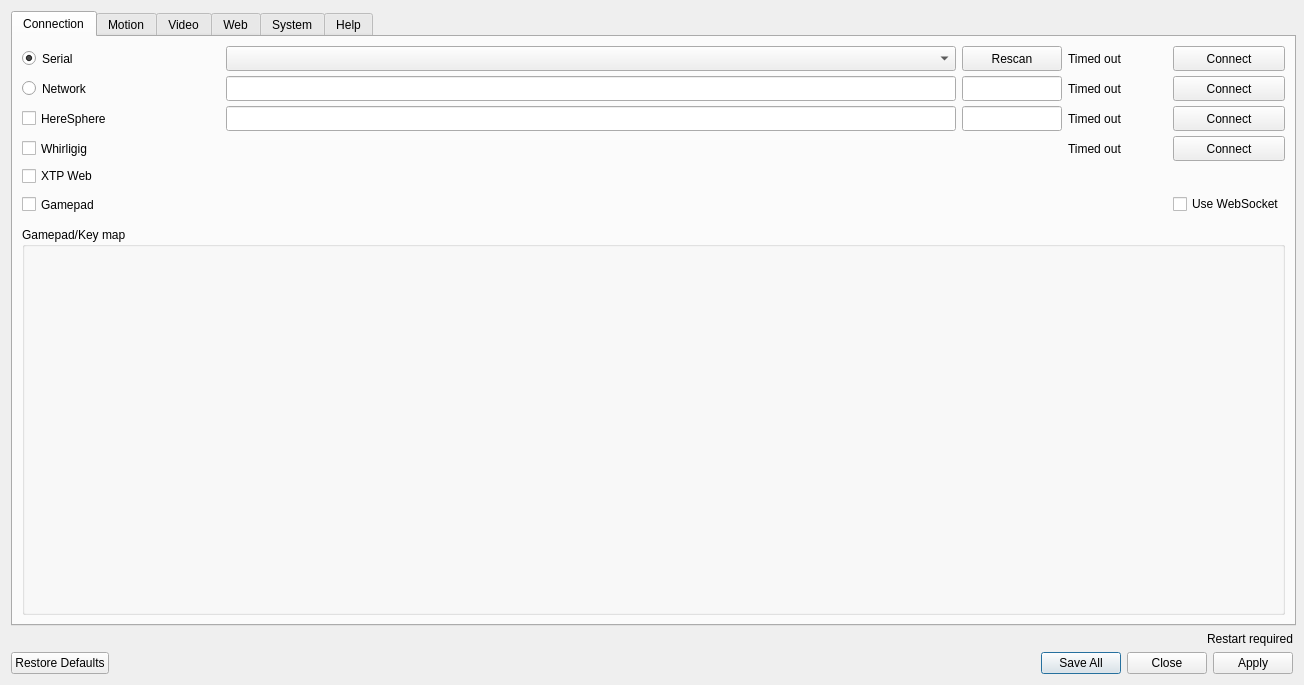
The window that src/settings.ui (jcfain/XTPlayer) describes before a commit, drawn with Qt 5.
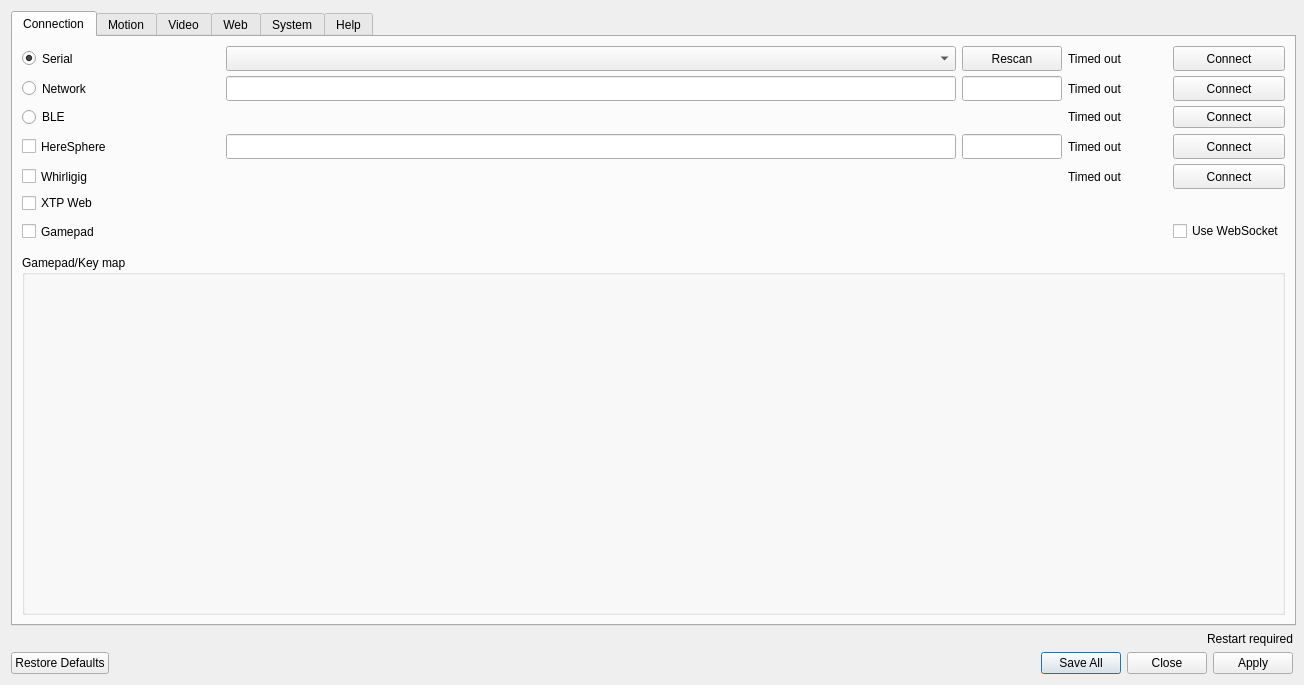
The same window after the commit. Icons and pictures are not drawn.

```diff
--- a/src/settings.ui
+++ b/src/settings.ui
@@ -119,35 +119,48 @@
         <enum>QFormLayout::ExpandingFieldsGrow</enum>
        </property>
        <item row="0" column="0" colspan="2">
-        <layout class="QGridLayout" name="ConnectionSettings" rowstretch="0,0,0,0,0,0" columnstretch="0,0,0,0,0,0,0,0,0,0,0,0,0">
+        <layout class="QGridLayout" name="ConnectionSettings" rowstretch="0,0,0,0,0,0,0" columnstretch="0,0,0,0,0,0,0,0,0,0,0,0,0">
          <property name="spacing">
           <number>6</number>
          </property>
-         <item row="4" column="3">
-          <widget class="QLabel" name="xtpWebStatuslbl">
+         <item row="0" column="12">
+          <widget class="QPushButton" name="serialConnectButton">
+           <property name="sizePolicy">
+            <sizepolicy hsizetype="Minimum" vsizetype="Fixed">
+             <horstretch>0</horstretch>
+             <verstretch>0</verstretch>
+            </sizepolicy>
+           </property>
+           <property name="minimumSize">
+            <size>
+             <width>0</width>
+             <height>25</height>
+            </size>
+           </property>
+           <property name="text">
+            <string>Connect</string>
+           </property>
+          </widget>
+         </item>
+         <item row="6" column="3" colspan="2">
+          <widget class="QLabel" name="gamepadStatusLbl">
            <property name="text">
             <string/>
            </property>
           </widget>
          </item>
-         <item row="2" column="0" colspan="2">
-          <widget class="QCheckBox" name="deoCheckbox">
+         <item row="6" column="12">
+          <widget class="QCheckBox" name="useWebSocketsCheckbox">
            <property name="enabled">
             <bool>true</bool>
            </property>
-           <property name="minimumSize">
-            <size>
-             <width>0</width>
-             <height>25</height>
-            </size>
-           </property>
            <property name="text">
-            <string>HereSphere</string>
+            <string>Use WebSocket</string>
            </property>
           </widget>
          </item>
-         <item row="3" column="0" colspan="2">
-          <widget class="QCheckBox" name="whirligigCheckBox">
+         <item row="1" column="12">
+          <widget class="QPushButton" name="networkConnectButton">
            <property name="minimumSize">
             <size>
              <width>0</width>
@@ -155,7 +168,7 @@
             </size>
            </property>
            <property name="text">
-            <string>Whirligig</string>
+            <string>Connect</string>
            </property>
           </widget>
          </item>
@@ -172,10 +185,10 @@
            </property>
           </widget>
          </item>
-         <item row="3" column="12">
-          <widget class="QPushButton" name="whirligigConnectButton">
+         <item row="3" column="3" colspan="7">
+          <widget class="QLineEdit" name="deoAddressTxt">
            <property name="sizePolicy">
-            <sizepolicy hsizetype="Minimum" vsizetype="Minimum">
+            <sizepolicy hsizetype="Expanding" vsizetype="Fixed">
              <horstretch>0</horstretch>
              <verstretch>0</verstretch>
             </sizepolicy>
@@ -186,12 +199,16 @@
              <height>25</height>
             </size>
            </property>
+          </widget>
+         </item>
+         <item row="5" column="3">
+          <widget class="QLabel" name="xtpWebStatuslbl">
            <property name="text">
-            <string>Connect</string>
+            <string/>
            </property>
           </widget>
          </item>
-         <item row="5" column="0" colspan="2">
+         <item row="6" column="0" colspan="2">
           <widget class="QCheckBox" name="gamePadCheckbox">
            <property name="minimumSize">
             <size>
@@ -204,10 +221,19 @@
            </property>
           </widget>
          </item>
-         <item row="5" column="3" colspan="2">
-          <widget class="QLabel" name="gamepadStatusLbl">
+         <item row="3" column="0" colspan="2">
+          <widget class="QCheckBox" name="deoCheckbox">
+           <property name="enabled">
+            <bool>true</bool>
+           </property>
+           <property name="minimumSize">
+            <size>
+             <width>0</width>
+             <height>25</height>
+            </size>
+           </property>
            <property name="text">
-            <string/>
+            <string>HereSphere</string>
            </property>
           </widget>
          </item>
@@ -227,97 +253,6 @@
            </property>
           </widget>
          </item>
-         <item row="2" column="12">
-          <widget class="QPushButton" name="deoConnectButton">
-           <property name="minimumSize">
-            <size>
-             <width>0</width>
-             <height>25</height>
-            </size>
-           </property>
-           <property name="text">
-            <string>Connect</string>
-           </property>
-          </widget>
-         </item>
-         <item row="3" column="11">
-          <widget class="QLabel" name="whirligigStatuslbl">
-           <property name="minimumSize">
-            <size>
-             <width>25</width>
-             <height>25</height>
-            </size>
-           </property>
-           <property name="text">
-            <string>Timed out</string>
-           </property>
-          </widget>
-         </item>
-         <item row="1" column="12">
-          <widget class="QPushButton" name="networkConnectButton">
-           <property name="minimumSize">
-            <size>
-             <width>0</width>
-             <height>25</height>
-            </size>
-           </property>
-           <property name="text">
-            <string>Connect</string>
-           </property>
-          </widget>
-         </item>
-         <item row="4" column="0" colspan="2">
-          <widget class="QCheckBox" name="xtpWebHandlerCheckbox">
-           <property name="text">
-            <string>XTP Web</string>
-           </property>
-          </widget>
-         </item>
-         <item row="1" column="11">
-          <widget class="QLabel" name="networkStatuslbl">
-           <property name="minimumSize">
-            <size>
-             <width>25</width>
-             <height>25</height>
-            </size>
-           </property>
-           <property name="text">
-            <string>Timed out</string>
-           </property>
-          </widget>
-         </item>
-         <item row="0" column="12">
-          <widget class="QPushButton" name="serialConnectButton">
-           <property name="sizePolicy">
-            <sizepolicy hsizetype="Minimum" vsizetype="Fixed">
-             <horstretch>0</horstretch>
-             <verstretch>0</verstretch>
-            </sizepolicy>
-           </property>
-           <property name="minimumSize">
-            <size>
-             <width>0</width>
-             <height>25</height>
-            </size>
-           </property>
-           <property name="text">
-            <string>Connect</string>
-           </property>
-          </widget>
-         </item>
-         <item row="2" column="11">
-          <widget class="QLabel" name="deoStatuslbl">
-           <property name="minimumSize">
-            <size>
-             <width>25</width>
-             <height>25</height>
-            </size>
-           </property>
-           <property name="text">
-            <string>Timed out</string>
-           </property>
-          </widget>
-         </item>
          <item row="0" column="0" colspan="2">
           <widget class="QRadioButton" name="serialOutputRdo">
            <property name="minimumSize">
@@ -334,23 +269,17 @@
            </property>
           </widget>
          </item>
-         <item row="2" column="10">
-          <widget class="QLineEdit" name="deoPortTxt">
+         <item row="1" column="3" colspan="7">
+          <widget class="QLineEdit" name="networkAddressTxt">
+           <property name="enabled">
+            <bool>true</bool>
+           </property>
            <property name="minimumSize">
             <size>
              <width>0</width>
              <height>25</height>
             </size>
            </property>
-           <property name="maximumSize">
-            <size>
-             <width>100</width>
-             <height>100</height>
-            </size>
-           </property>
-           <property name="maxLength">
-            <number>5</number>
-           </property>
           </widget>
          </item>
          <item row="1" column="10">
@@ -372,6 +301,64 @@
            </property>
           </widget>
          </item>
+         <item row="1" column="11">
+          <widget class="QLabel" name="networkStatuslbl">
+           <property name="minimumSize">
+            <size>
+             <width>25</width>
+             <height>25</height>
+            </size>
+           </property>
+           <property name="text">
+            <string>Timed out</string>
+           </property>
+          </widget>
+         </item>
+         <item row="4" column="12">
+          <widget class="QPushButton" name="whirligigConnectButton">
+           <property name="sizePolicy">
+            <sizepolicy hsizetype="Minimum" vsizetype="Minimum">
+             <horstretch>0</horstretch>
+             <verstretch>0</verstretch>
+            </sizepolicy>
+           </property>
+           <property name="minimumSize">
+            <size>
+             <width>0</width>
+             <height>25</height>
+            </size>
+           </property>
+           <property name="text">
+            <string>Connect</string>
+           </property>
+          </widget>
+         </item>
+         <item row="3" column="11">
+          <widget class="QLabel" name="deoStatuslbl">
+           <property name="minimumSize">
+            <size>
+             <width>25</width>
+             <height>25</height>
+            </size>
+           </property>
+           <property name="text">
+            <string>Timed out</string>
+           </property>
+          </widget>
+         </item>
+         <item row="4" column="11">
+          <widget class="QLabel" name="whirligigStatuslbl">
+           <property name="minimumSize">
+            <size>
+             <width>25</width>
+             <height>25</height>
+            </size>
+           </property>
+           <property name="text">
+            <string>Timed out</string>
+           </property>
+          </widget>
+         </item>
          <item row="0" column="10">
           <widget class="QPushButton" name="serialRefreshBtn">
            <property name="minimumSize">
@@ -401,6 +388,25 @@
            </property>
           </widget>
          </item>
+         <item row="3" column="10">
+          <widget class="QLineEdit" name="deoPortTxt">
+           <property name="minimumSize">
+            <size>
+             <width>0</width>
+             <height>25</height>
+            </size>
+           </property>
+           <property name="maximumSize">
+            <size>
+             <width>100</width>
+             <height>100</height>
+            </size>
+           </property>
+           <property name="maxLength">
+            <number>5</number>
+           </property>
+          </widget>
+         </item>
          <item row="0" column="3" colspan="7">
           <widget class="QComboBox" name="SerialOutputCmb">
            <property name="minimumSize">
@@ -411,42 +417,57 @@
            </property>
           </widget>
          </item>
-         <item row="2" column="3" colspan="7">
-          <widget class="QLineEdit" name="deoAddressTxt">
-           <property name="sizePolicy">
-            <sizepolicy hsizetype="Expanding" vsizetype="Fixed">
-             <horstretch>0</horstretch>
-             <verstretch>0</verstretch>
-            </sizepolicy>
+         <item row="5" column="0" colspan="2">
+          <widget class="QCheckBox" name="xtpWebHandlerCheckbox">
+           <property name="text">
+            <string>XTP Web</string>
            </property>
+          </widget>
+         </item>
+         <item row="4" column="0" colspan="2">
+          <widget class="QCheckBox" name="whirligigCheckBox">
            <property name="minimumSize">
             <size>
              <width>0</width>
              <height>25</height>
             </size>
            </property>
-          </widget>
-         </item>
-         <item row="5" column="12">
-          <widget class="QCheckBox" name="useWebSocketsCheckbox">
-           <property name="enabled">
-            <bool>true</bool>
-           </property>
            <property name="text">
-            <string>Use WebSocket</string>
+            <string>Whirligig</string>
            </property>
           </widget>
          </item>
-         <item row="1" column="3" colspan="7">
-          <widget class="QLineEdit" name="networkAddressTxt">
-           <property name="enabled">
-            <bool>true</bool>
-           </property>
+         <item row="3" column="12">
+          <widget class="QPushButton" name="deoConnectButton">
            <property name="minimumSize">
             <size>
              <width>0</width>
              <height>25</height>
             </size>
+           </property>
+           <property name="text">
+            <string>Connect</string>
+           </property>
+          </widget>
+         </item>
+         <item row="2" column="0" colspan="2">
+          <widget class="QRadioButton" name="bleOutputRdo">
+           <property name="text">
+            <string>BLE</string>
+           </property>
+          </widget>
+         </item>
+         <item row="2" column="11">
+          <widget class="QLabel" name="bleStatuslbl">
+           <property name="text">
+            <string>Timed out</string>
+           </property>
+          </widget>
+         </item>
+         <item row="2" column="12">
+          <widget class="QPushButton" name="bleConnectButton">
+           <property name="text">
+            <string>Connect</string>
            </property>
           </widget>
          </item>
```
Left out of the diff: 22 changed lines with no effect on the pictures.
